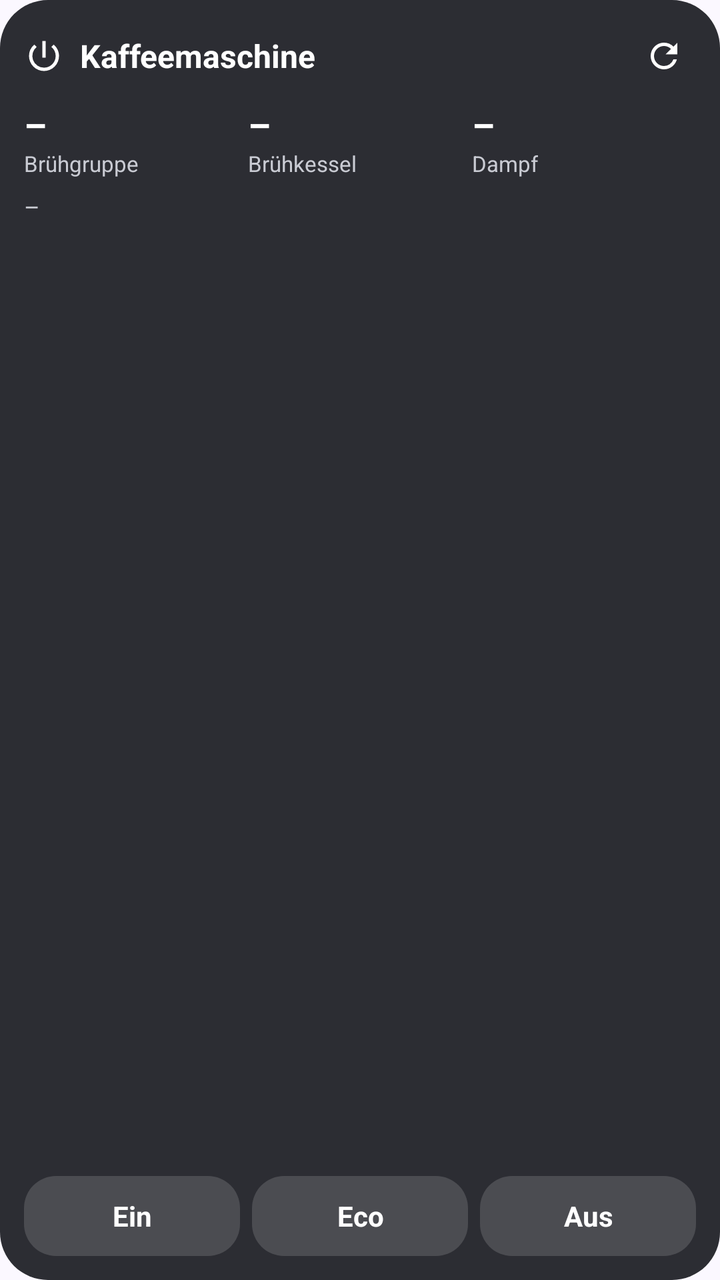
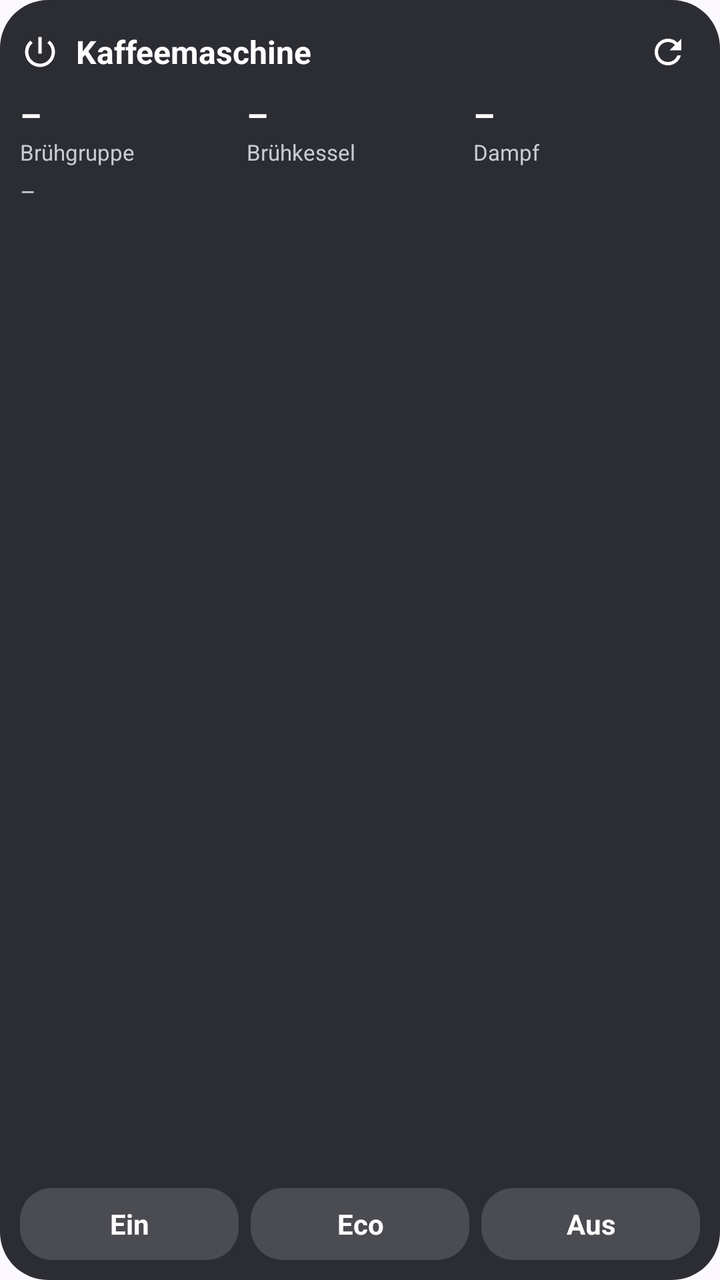

An Android layout rendered at two revisions. The XML below is the earlier revision; the diff shows what the commit changed to produce the second picture.
<!-- AndroidManifest.xml: application theme Theme.Xenia -->
<!-- res/layout/widget_large.xml -->
<?xml version="1.0" encoding="utf-8"?>
<LinearLayout xmlns:android="http://schemas.android.com/apk/res/android"
    android:id="@+id/root"
    android:layout_width="match_parent"
    android:layout_height="match_parent"
    android:background="@drawable/widget_bg_off"
    android:orientation="vertical"
    android:padding="12dp">

    <LinearLayout
        android:id="@+id/header"
        android:layout_width="match_parent"
        android:layout_height="wrap_content"
        android:gravity="center_vertical"
        android:orientation="horizontal">

        <ImageView
            android:layout_width="20dp"
            android:layout_height="20dp"
            android:contentDescription="@null"
            android:src="@drawable/ic_power" />

        <TextView
            android:id="@+id/status"
            android:layout_width="0dp"
            android:layout_height="wrap_content"
            android:layout_marginStart="8dp"
            android:layout_weight="1"
            android:maxLines="1"
            android:text="Kaffeemaschine"
            android:textColor="@color/widget_text"
            android:textSize="16sp"
            android:textStyle="bold" />

        <ImageView
            android:id="@+id/refresh"
            android:layout_width="32dp"
            android:layout_height="32dp"
            android:contentDescription="Aktualisieren"
            android:padding="6dp"
            android:src="@drawable/ic_refresh" />
    </LinearLayout>

    <LinearLayout
        android:layout_width="match_parent"
        android:layout_height="wrap_content"
        android:layout_marginTop="6dp"
        android:orientation="horizontal">

        <LinearLayout
            android:layout_width="0dp"
            android:layout_height="wrap_content"
            android:layout_weight="1"
            android:orientation="vertical">

            <TextView
                android:id="@+id/v_group"
                android:layout_width="wrap_content"
                android:layout_height="wrap_content"
                android:text="–"
                android:textColor="@color/widget_text"
                android:textSize="18sp"
                android:textStyle="bold" />

            <TextView
                android:id="@+id/k_group"
                android:layout_width="wrap_content"
                android:layout_height="wrap_content"
                android:text="Brühgruppe"
                android:textColor="@color/widget_text_dim"
                android:textSize="11sp" />
        </LinearLayout>

        <LinearLayout
            android:layout_width="0dp"
            android:layout_height="wrap_content"
            android:layout_weight="1"
            android:orientation="vertical">

            <TextView
                android:id="@+id/v_boiler"
                android:layout_width="wrap_content"
                android:layout_height="wrap_content"
                android:text="–"
                android:textColor="@color/widget_text"
                android:textSize="18sp"
                android:textStyle="bold" />

            <TextView
                android:layout_width="wrap_content"
                android:layout_height="wrap_content"
                android:text="Brühkessel"
                android:textColor="@color/widget_text_dim"
                android:textSize="11sp" />
        </LinearLayout>

        <LinearLayout
            android:layout_width="0dp"
            android:layout_height="wrap_content"
            android:layout_weight="1"
            android:orientation="vertical">

            <TextView
                android:id="@+id/v_steam"
                android:layout_width="wrap_content"
                android:layout_height="wrap_content"
                android:text="–"
                android:textColor="@color/widget_text"
                android:textSize="18sp"
                android:textStyle="bold" />

            <TextView
                android:layout_width="wrap_content"
                android:layout_height="wrap_content"
                android:text="Dampf"
                android:textColor="@color/widget_text_dim"
                android:textSize="11sp" />
        </LinearLayout>
    </LinearLayout>

    <TextView
        android:id="@+id/next"
        android:layout_width="match_parent"
        android:layout_height="wrap_content"
        android:layout_marginTop="6dp"
        android:maxLines="2"
        android:text="–"
        android:textColor="@color/widget_text_dim"
        android:textSize="12sp" />

    <FrameLayout
        android:layout_width="match_parent"
        android:layout_height="0dp"
        android:layout_weight="1"
        android:minHeight="6dp" />

    <LinearLayout
        android:layout_width="match_parent"
        android:layout_height="40dp"
        android:orientation="horizontal">

        <TextView
            android:id="@+id/btn_on"
            android:layout_width="0dp"
            android:layout_height="match_parent"
            android:layout_weight="1"
            android:background="@drawable/widget_btn"
            android:gravity="center"
            android:text="Ein"
            android:textColor="@color/widget_text"
            android:textSize="14sp"
            android:textStyle="bold" />

        <TextView
            android:id="@+id/btn_eco"
            android:layout_width="0dp"
            android:layout_height="match_parent"
            android:layout_marginStart="6dp"
            android:layout_weight="1"
            android:background="@drawable/widget_btn"
            android:gravity="center"
            android:text="Eco"
            android:textColor="@color/widget_text"
            android:textSize="14sp"
            android:textStyle="bold" />

        <TextView
            android:id="@+id/btn_off"
            android:layout_width="0dp"
            android:layout_height="match_parent"
            android:layout_marginStart="6dp"
            android:layout_weight="1"
            android:background="@drawable/widget_btn"
            android:gravity="center"
            android:text="Aus"
            android:textColor="@color/widget_text"
            android:textSize="14sp"
            android:textStyle="bold" />
    </LinearLayout>
</LinearLayout>
<!-- resources referenced by this layout -->
<resources>
  <color name="widget_text">#FFFFFF</color>
  <color name="widget_text_dim">#C9CBD3</color>
  <!-- drawable ic_power (drawable) -->
  <?xml version="1.0" encoding="utf-8"?>
  <vector xmlns:android="http://schemas.android.com/apk/res/android"
      android:width="24dp" android:height="24dp" android:viewportWidth="24" android:viewportHeight="24">
      <path android:fillColor="#FFFFFFFF"
          android:pathData="M13,3h-2v10h2V3zM17.83,5.17l-1.42,1.42A6.92,6.92 0,0 1,19 12c0,3.87 -3.13,7 -7,7A6.995,6.995 0,0 1,7.58 6.58L6.17,5.17A8.932,8.932 0,0 0,3 12a9,9 0,0 0,18 0c0,-2.74 -1.23,-5.18 -3.17,-6.83z" />
  </vector>
  <!-- drawable ic_refresh (drawable) -->
  <?xml version="1.0" encoding="utf-8"?>
  <vector xmlns:android="http://schemas.android.com/apk/res/android"
      android:width="24dp" android:height="24dp" android:viewportWidth="24" android:viewportHeight="24">
      <path android:fillColor="#FFFFFFFF"
          android:pathData="M17.65,6.35A7.958,7.958 0,0 0,12 4c-4.42,0 -7.99,3.58 -7.99,8s3.57,8 7.99,8c3.73,0 6.84,-2.55 7.73,-6h-2.08A5.99,5.99 0,0 1,12 18c-3.31,0 -6,-2.69 -6,-6s2.69,-6 6,-6c1.66,0 3.14,0.69 4.22,1.78L13,11h7V4l-2.35,2.35z" />
  </vector>
  <!-- drawable widget_bg_off (drawable) -->
  <?xml version="1.0" encoding="utf-8"?>
  <shape xmlns:android="http://schemas.android.com/apk/res/android" android:shape="rectangle">
      <solid android:color="@color/widget_off" />
      <corners android:radius="24dp" />
  </shape>
  <!-- drawable widget_btn (drawable) -->
  <?xml version="1.0" encoding="utf-8"?>
  <selector xmlns:android="http://schemas.android.com/apk/res/android">
      <item android:state_pressed="true">
          <shape android:shape="rectangle"><solid android:color="#55FFFFFF" /><corners android:radius="16dp" /></shape>
      </item>
      <item>
          <shape android:shape="rectangle"><solid android:color="#26FFFFFF" /><corners android:radius="16dp" /></shape>
      </item>
  </selector>
  <style name="Theme.Xenia" parent="android:Theme.DeviceDefault.DayNight">
          <item name="android:windowActionBar">false</item>
          <item name="android:windowNoTitle">true</item>
          <item name="android:windowBackground">@color/surface</item>
          <item name="android:colorAccent">@color/primary</item>
          <item name="android:colorPrimary">@color/primary</item>
      </style>
  <color name="widget_off">#2C2D33</color>
  <color name="surface">#FBF8FF</color>
  <color name="primary">#4A5891</color>
</resources>

<!-- the commit's change to res/layout/widget_large.xml (unified diff, before → after) -->
@@ -5,7 +5,7 @@
     android:layout_height="match_parent"
     android:background="@drawable/widget_bg_off"
     android:orientation="vertical"
-    android:padding="12dp">
+    android:padding="10dp">
 
     <LinearLayout
         android:id="@+id/header"
@@ -26,6 +26,7 @@
             android:layout_height="wrap_content"
             android:layout_marginStart="8dp"
             android:layout_weight="1"
+            android:ellipsize="end"
             android:maxLines="1"
             android:text="Kaffeemaschine"
             android:textColor="@color/widget_text"
@@ -44,7 +45,7 @@
     <LinearLayout
         android:layout_width="match_parent"
         android:layout_height="wrap_content"
-        android:layout_marginTop="6dp"
+        android:layout_marginTop="4dp"
         android:orientation="horizontal">
 
         <LinearLayout
@@ -55,16 +56,20 @@
 
             <TextView
                 android:id="@+id/v_group"
-                android:layout_width="wrap_content"
+                android:layout_width="match_parent"
+                android:ellipsize="end"
+                android:maxLines="1"
                 android:layout_height="wrap_content"
                 android:text="–"
                 android:textColor="@color/widget_text"
-                android:textSize="18sp"
+                android:textSize="17sp"
                 android:textStyle="bold" />
 
             <TextView
                 android:id="@+id/k_group"
-                android:layout_width="wrap_content"
+                android:layout_width="match_parent"
+                android:ellipsize="end"
+                android:maxLines="1"
                 android:layout_height="wrap_content"
                 android:text="Brühgruppe"
                 android:textColor="@color/widget_text_dim"
@@ -79,11 +84,13 @@
 
             <TextView
                 android:id="@+id/v_boiler"
-                android:layout_width="wrap_content"
+                android:layout_width="match_parent"
+                android:ellipsize="end"
+                android:maxLines="1"
                 android:layout_height="wrap_content"
                 android:text="–"
                 android:textColor="@color/widget_text"
-                android:textSize="18sp"
+                android:textSize="17sp"
                 android:textStyle="bold" />
 
             <TextView
@@ -102,11 +109,13 @@
 
             <TextView
                 android:id="@+id/v_steam"
-                android:layout_width="wrap_content"
+                android:layout_width="match_parent"
+                android:ellipsize="end"
+                android:maxLines="1"
                 android:layout_height="wrap_content"
                 android:text="–"
                 android:textColor="@color/widget_text"
-                android:textSize="18sp"
+                android:textSize="17sp"
                 android:textStyle="bold" />
 
             <TextView
@@ -122,8 +131,9 @@
         android:id="@+id/next"
         android:layout_width="match_parent"
         android:layout_height="wrap_content"
-        android:layout_marginTop="6dp"
-        android:maxLines="2"
+        android:layout_marginTop="4dp"
+        android:ellipsize="end"
+        android:maxLines="1"
         android:text="–"
         android:textColor="@color/widget_text_dim"
         android:textSize="12sp" />
@@ -136,7 +146,7 @@
 
     <LinearLayout
         android:layout_width="match_parent"
-        android:layout_height="40dp"
+        android:layout_height="36dp"
         android:orientation="horizontal">
 
         <TextView
